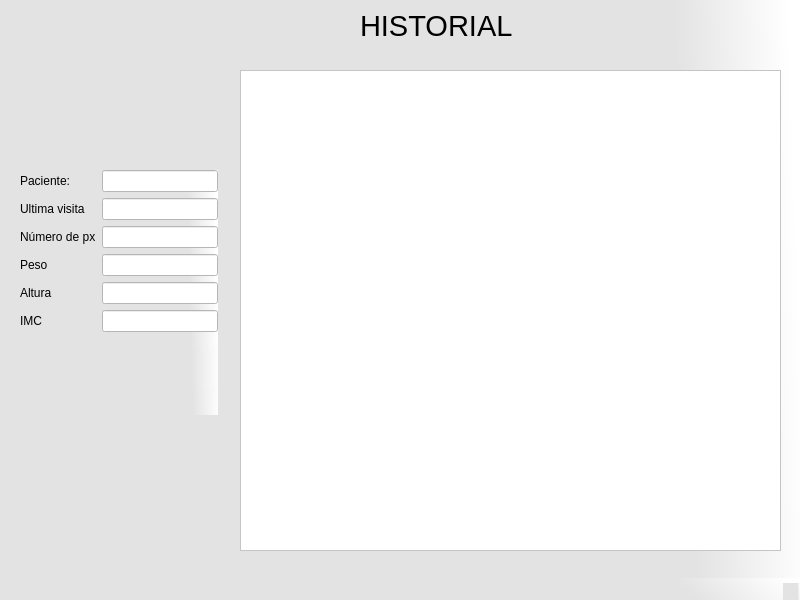
Before: the Qt Designer form Historial.ui in Daxter2000/medical-sys, drawn with Qt 5.
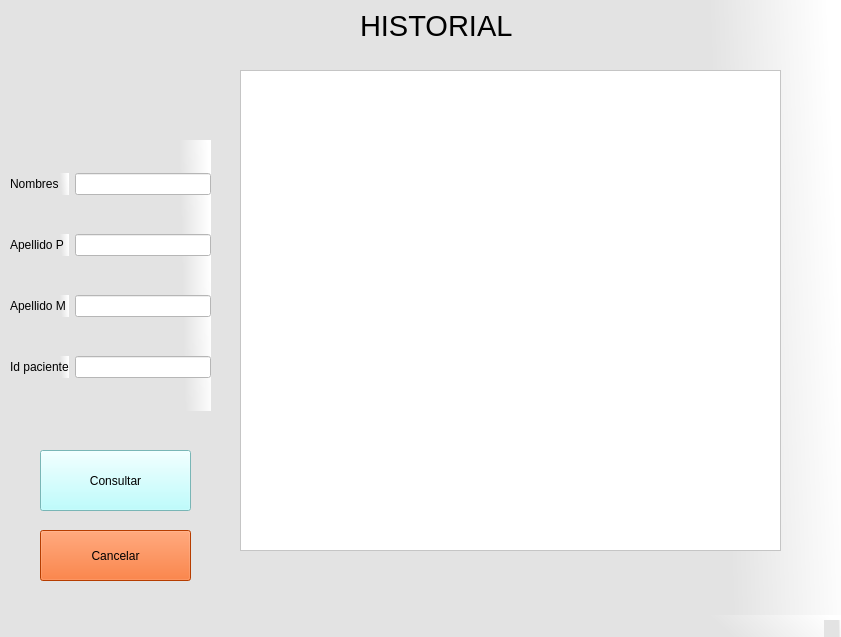
After: the same form once the commit is applied.

Commit message: se agrego la funcionalidad de historial

The edit to the form file:
```diff
--- a/Historial.ui
+++ b/Historial.ui
@@ -6,8 +6,8 @@
    <rect>
     <x>0</x>
     <y>0</y>
-    <width>800</width>
-    <height>600</height>
+    <width>841</width>
+    <height>637</height>
    </rect>
   </property>
   <property name="windowTitle">
@@ -52,135 +52,106 @@
      <string notr="true">background-color: rgb(255, 255, 255);</string>
     </property>
    </widget>
-   <widget class="QWidget" name="">
+   <widget class="QWidget" name="layoutWidget">
     <property name="geometry">
      <rect>
-      <x>20</x>
-      <y>170</y>
-      <width>198</width>
-      <height>245</height>
+      <x>10</x>
+      <y>140</y>
+      <width>201</width>
+      <height>271</height>
      </rect>
     </property>
-    <layout class="QFormLayout" name="formLayout">
+    <layout class="QGridLayout" name="gridLayout">
      <item row="0" column="0">
       <widget class="QLabel" name="label">
-       <property name="styleSheet">
-        <string notr="true">background-color: rgb(227, 227, 227);</string>
-       </property>
        <property name="text">
-        <string>Paciente:</string>
+        <string>Nombres</string>
        </property>
       </widget>
      </item>
      <item row="0" column="1">
-      <widget class="QLineEdit" name="lineEdit">
+      <widget class="QLineEdit" name="nombres">
        <property name="styleSheet">
         <string notr="true">background-color: rgb(255, 255, 255);</string>
        </property>
       </widget>
      </item>
-     <item row="5" column="0">
+     <item row="1" column="0">
       <widget class="QLabel" name="label_2">
-       <property name="styleSheet">
-        <string notr="true">background-color: rgb(227, 227, 227);</string>
-       </property>
        <property name="text">
-        <string>Ultima visita</string>
+        <string>Apellido P</string>
        </property>
       </widget>
      </item>
-     <item row="5" column="1">
-      <widget class="QLineEdit" name="lineEdit_2">
+     <item row="1" column="1">
+      <widget class="QLineEdit" name="apellido_p">
        <property name="styleSheet">
         <string notr="true">background-color: rgb(255, 255, 255);</string>
        </property>
-       <property name="text">
-        <string/>
-       </property>
       </widget>
      </item>
-     <item row="8" column="1">
-      <widget class="QLineEdit" name="lineEdit_6">
-       <property name="styleSheet">
-        <string notr="true">background-color: rgb(255, 255, 255);</string>
-       </property>
-       <property name="text">
-        <string/>
-       </property>
-      </widget>
-     </item>
-     <item row="10" column="0">
+     <item row="2" column="0">
       <widget class="QLabel" name="label_3">
-       <property name="styleSheet">
-        <string notr="true">background-color: rgb(227, 227, 227);</string>
-       </property>
        <property name="text">
-        <string>Peso</string>
+        <string>Apellido M</string>
        </property>
       </widget>
      </item>
-     <item row="10" column="1">
-      <widget class="QLineEdit" name="lineEdit_3">
+     <item row="2" column="1">
+      <widget class="QLineEdit" name="apellido_m">
        <property name="styleSheet">
         <string notr="true">background-color: rgb(255, 255, 255);</string>
        </property>
-       <property name="text">
-        <string/>
-       </property>
       </widget>
      </item>
-     <item row="12" column="1">
-      <widget class="QLineEdit" name="lineEdit_4">
-       <property name="styleSheet">
-        <string notr="true">background-color: rgb(255, 255, 255);</string>
-       </property>
-       <property name="text">
-        <string/>
-       </property>
-      </widget>
-     </item>
-     <item row="14" column="1">
-      <widget class="QLineEdit" name="lineEdit_5">
-       <property name="styleSheet">
-        <string notr="true">background-color: rgb(255, 255, 255);</string>
-       </property>
-       <property name="text">
-        <string/>
-       </property>
-      </widget>
-     </item>
-     <item row="8" column="0">
-      <widget class="QLabel" name="label_9">
-       <property name="styleSheet">
-        <string notr="true">background-color: rgb(227, 227, 227);</string>
-       </property>
-       <property name="text">
-        <string>Número de px</string>
-       </property>
-      </widget>
-     </item>
-     <item row="12" column="0">
+     <item row="3" column="0">
       <widget class="QLabel" name="label_4">
-       <property name="styleSheet">
-        <string notr="true">background-color: rgb(227, 227, 227);</string>
-       </property>
        <property name="text">
-        <string>Altura</string>
+        <string>Id paciente</string>
        </property>
       </widget>
      </item>
-     <item row="14" column="0">
-      <widget class="QLabel" name="label_6">
+     <item row="3" column="1">
+      <widget class="QLineEdit" name="identificador">
        <property name="styleSheet">
-        <string notr="true">background-color: rgb(227, 227, 227);</string>
-       </property>
-       <property name="text">
-        <string>IMC</string>
+        <string notr="true">background-color: rgb(255, 255, 255);</string>
        </property>
       </widget>
      </item>
     </layout>
    </widget>
+   <widget class="QPushButton" name="pb_consultar">
+    <property name="geometry">
+     <rect>
+      <x>40</x>
+      <y>450</y>
+      <width>151</width>
+      <height>61</height>
+     </rect>
+    </property>
+    <property name="styleSheet">
+     <string notr="true">background-color: rgb(170, 255, 255);</string>
+    </property>
+    <property name="text">
+     <string>Consultar</string>
+    </property>
+   </widget>
+   <widget class="QPushButton" name="pb_cancelar">
+    <property name="geometry">
+     <rect>
+      <x>40</x>
+      <y>530</y>
+      <width>151</width>
+      <height>51</height>
+     </rect>
+    </property>
+    <property name="styleSheet">
+     <string notr="true">background-color: rgb(255, 85, 0);</string>
+    </property>
+    <property name="text">
+     <string>Cancelar</string>
+    </property>
+   </widget>
   </widget>
   <widget class="QMenuBar" name="menubar">
    <property name="geometry">
```
Left out of the diff: 4 changed lines with no effect on the pictures. The commit also changes 9 other files.
